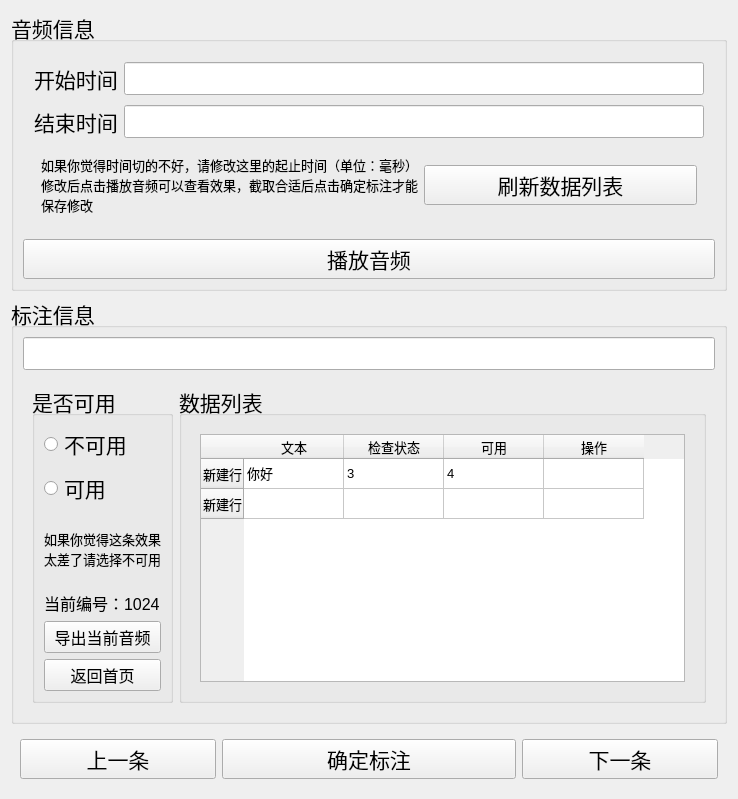
kslz/SoundLabel, file ui/gui.ui: the form before one commit.
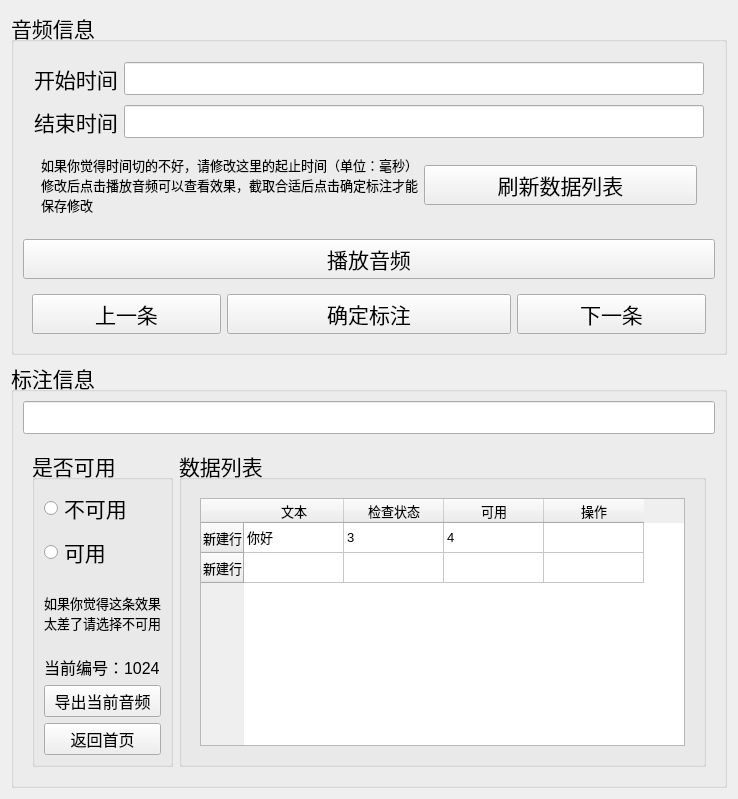
The form after the commit.

The edit to the form file:
```diff
--- a/ui/gui.ui
+++ b/ui/gui.ui
@@ -140,6 +140,84 @@
           </property>
          </widget>
         </item>
+        <item>
+         <widget class="QWidget" name="widget" native="true">
+          <property name="sizePolicy">
+           <sizepolicy hsizetype="Preferred" vsizetype="Fixed">
+            <horstretch>0</horstretch>
+            <verstretch>0</verstretch>
+           </sizepolicy>
+          </property>
+          <layout class="QHBoxLayout" name="horizontalLayout_2">
+           <property name="spacing">
+            <number>6</number>
+           </property>
+           <property name="sizeConstraint">
+            <enum>QLayout::SetDefaultConstraint</enum>
+           </property>
+           <property name="leftMargin">
+            <number>9</number>
+           </property>
+           <property name="bottomMargin">
+            <number>9</number>
+           </property>
+           <item>
+            <widget class="QPushButton" name="pushButton">
+             <property name="sizePolicy">
+              <sizepolicy hsizetype="Minimum" vsizetype="Fixed">
+               <horstretch>2</horstretch>
+               <verstretch>0</verstretch>
+              </sizepolicy>
+             </property>
+             <property name="font">
+              <font>
+               <pointsize>16</pointsize>
+              </font>
+             </property>
+             <property name="text">
+              <string>上一条</string>
+             </property>
+            </widget>
+           </item>
+           <item>
+            <widget class="QPushButton" name="pushButton_3">
+             <property name="sizePolicy">
+              <sizepolicy hsizetype="Minimum" vsizetype="Fixed">
+               <horstretch>3</horstretch>
+               <verstretch>0</verstretch>
+              </sizepolicy>
+             </property>
+             <property name="font">
+              <font>
+               <pointsize>16</pointsize>
+              </font>
+             </property>
+             <property name="text">
+              <string>确定标注</string>
+             </property>
+            </widget>
+           </item>
+           <item>
+            <widget class="QPushButton" name="pushButton_2">
+             <property name="sizePolicy">
+              <sizepolicy hsizetype="Minimum" vsizetype="Fixed">
+               <horstretch>2</horstretch>
+               <verstretch>0</verstretch>
+              </sizepolicy>
+             </property>
+             <property name="font">
+              <font>
+               <pointsize>16</pointsize>
+              </font>
+             </property>
+             <property name="text">
+              <string>下一条</string>
+             </property>
+            </widget>
+           </item>
+          </layout>
+         </widget>
+        </item>
        </layout>
       </item>
      </layout>
@@ -340,84 +418,6 @@
      </layout>
     </widget>
    </item>
-   <item>
-    <widget class="QWidget" name="widget" native="true">
-     <property name="sizePolicy">
-      <sizepolicy hsizetype="Preferred" vsizetype="Fixed">
-       <horstretch>0</horstretch>
-       <verstretch>0</verstretch>
-      </sizepolicy>
-     </property>
-     <layout class="QHBoxLayout" name="horizontalLayout_2">
-      <property name="spacing">
-       <number>6</number>
-      </property>
-      <property name="sizeConstraint">
-       <enum>QLayout::SetDefaultConstraint</enum>
-      </property>
-      <property name="leftMargin">
-       <number>9</number>
-      </property>
-      <property name="bottomMargin">
-       <number>9</number>
-      </property>
-      <item>
-       <widget class="QPushButton" name="pushButton">
-        <property name="sizePolicy">
-         <sizepolicy hsizetype="Minimum" vsizetype="Fixed">
-          <horstretch>2</horstretch>
-          <verstretch>0</verstretch>
-         </sizepolicy>
-        </property>
-        <property name="font">
-         <font>
-          <pointsize>16</pointsize>
-         </font>
-        </property>
-        <property name="text">
-         <string>上一条</string>
-        </property>
-       </widget>
-      </item>
-      <item>
-       <widget class="QPushButton" name="pushButton_3">
-        <property name="sizePolicy">
-         <sizepolicy hsizetype="Minimum" vsizetype="Fixed">
-          <horstretch>3</horstretch>
-          <verstretch>0</verstretch>
-         </sizepolicy>
-        </property>
-        <property name="font">
-         <font>
-          <pointsize>16</pointsize>
-         </font>
-        </property>
-        <property name="text">
-         <string>确定标注</string>
-        </property>
-       </widget>
-      </item>
-      <item>
-       <widget class="QPushButton" name="pushButton_2">
-        <property name="sizePolicy">
-         <sizepolicy hsizetype="Minimum" vsizetype="Fixed">
-          <horstretch>2</horstretch>
-          <verstretch>0</verstretch>
-         </sizepolicy>
-        </property>
-        <property name="font">
-         <font>
-          <pointsize>16</pointsize>
-         </font>
-        </property>
-        <property name="text">
-         <string>下一条</string>
-        </property>
-       </widget>
-      </item>
-     </layout>
-    </widget>
-   </item>
   </layout>
  </widget>
  <resources/>
```
Left out of the diff: 2 changed lines with no effect on the pictures.
